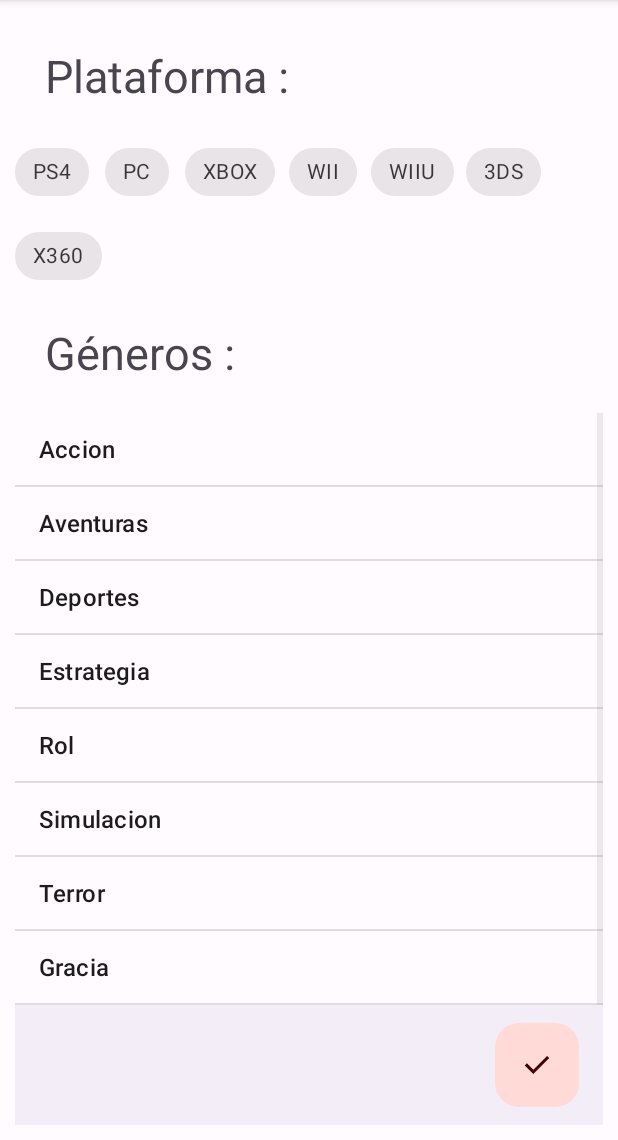
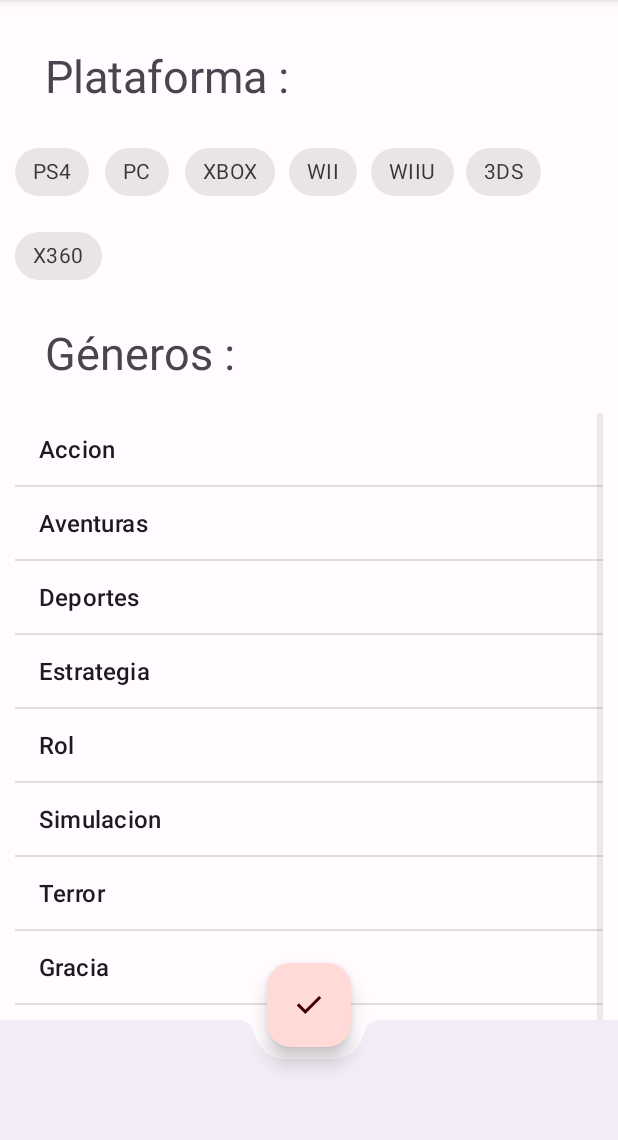
Before and after one commit to JulenR14/DI, an Android app: the Plataformas screen opened directly, with no data from a screen before it, on a phone screen of 412 x 824 dp, the part 96-1236 px from its top. Run offline under Robolectric (Android 15) with nearby library versions, the phone set to English and light mode, and no system bars; Roboto replaces fonts that are not available here.

Commit message:
Terminado el ejercicio 4

```diff
--- a/Actividades-Resueltas/Ejercicio2-DI/app/src/main/res/layout/activity_plataformas.xml
+++ b/Actividades-Resueltas/Ejercicio2-DI/app/src/main/res/layout/activity_plataformas.xml
@@ -4,14 +4,14 @@
     xmlns:tools="http://schemas.android.com/tools"
     android:layout_width="match_parent"
     android:layout_height="match_parent"
-    tools:context=".Plataformas"
-    android:padding="10dp">
+    tools:context=".Plataformas">
 
 
     <LinearLayout
         android:layout_width="match_parent"
         android:layout_height="match_parent"
-        android:orientation="vertical">
+        android:orientation="vertical"
+        android:padding="10dp">
 
 
         <TextView
@@ -102,7 +102,9 @@
         android:layout_gravity="bottom"
         app:fabCradleMargin="10dp"
         app:fabCradleRoundedCornerRadius="10dp"
-        app:fabCradleVerticalOffset="10dp" />
+        app:fabCradleVerticalOffset="10dp"
+        app:fabAlignmentMode="center"
+        app:fabAnchorMode="cradle"/>
 
 
     <com.google.android.material.floatingactionbutton.FloatingActionButton
@@ -111,6 +113,9 @@
         android:layout_height="wrap_content"
         android:src="@drawable/done_fill0_wght400_grad0_opsz24"
         app:layout_anchor="@id/ButtonBar"
-        android:layout_gravity="center"/>
+        android:layout_gravity="center"
+        app:fabSize="normal"
+        app:elevation="8dp"
+        />
 
 </androidx.coordinatorlayout.widget.CoordinatorLayout>
```
